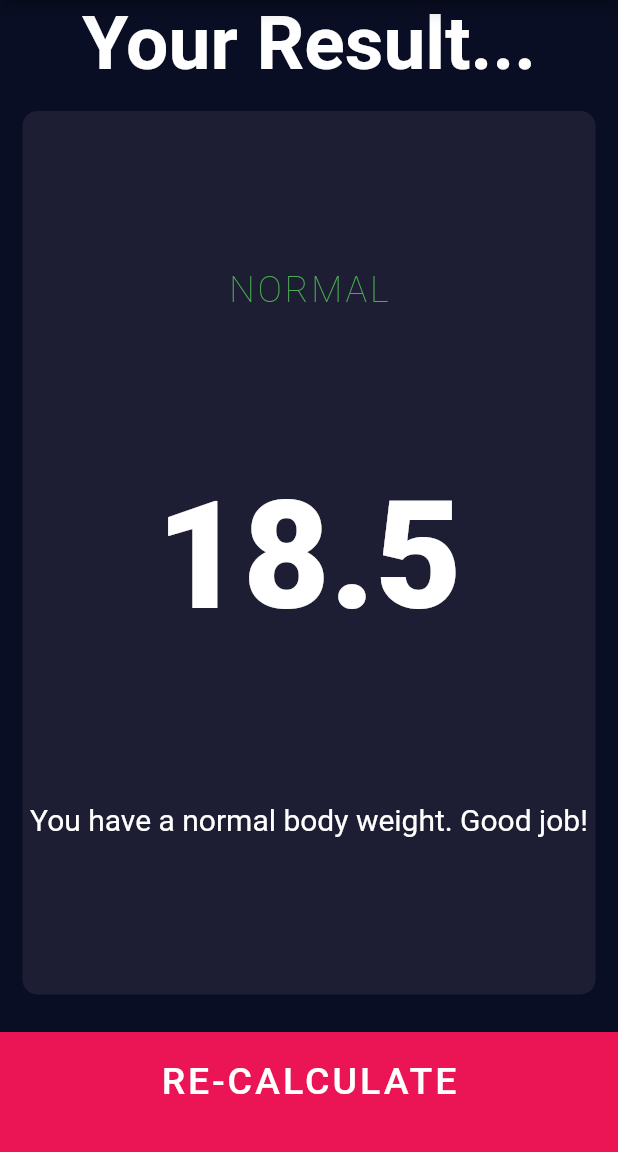
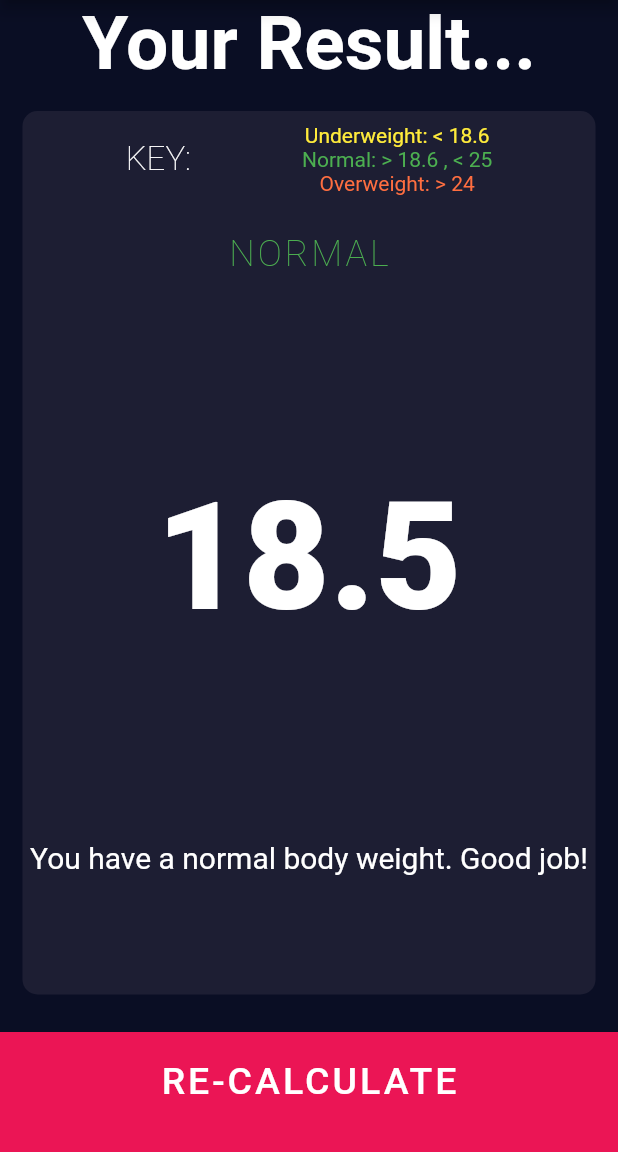
Before and after one commit to nathankruiz3/bmi_calculator, a Flutter app: the screen it shows after launch, after a tap on "CALCULATE", on a phone screen of 412 x 824 dp, the part 84-1236 px from its top. Run offline on Flutter 3.47's test engine with Material 2 defaults, Android fonts, the phone set to English and light mode, and no system bars; our stand-ins replace font_awesome_flutter.

Commit message:
Added a key to the BMIPage, and commented some lines of code to explain my work.

```diff
--- a/lib/screens/bmi_page.dart
+++ b/lib/screens/bmi_page.dart
@@ -1,12 +1,15 @@
+// to use the custom constant values
 import 'package:bmi_calculator/constants.dart';
+// to use the custom bottom button widget
 import '../components/bottom_button.dart';
+// to use the custom card widget
 import 'package:bmi_calculator/components/reusable_card.dart';
 import 'package:flutter/material.dart';
-import 'package:bmi_calculator/calculator_brain.dart';
 
 class BMIPage extends StatelessWidget {
+  // Constructor
   BMIPage({this.bmiResult, this.resultText, this.desc});
-
+  // strings to represent the text on this page, that varies depending on the bmi
   final String bmiResult, resultText, desc;
 
   @override
@@ -31,25 +34,72 @@ class BMIPage extends StatelessWidget {
             textAlign: TextAlign.center,
           ),
           Expanded(
+            // using the custom card as a background
             child: ReusableCard(
               color: kActiveCardColor,
               cardChild: Column(
-                mainAxisAlignment: MainAxisAlignment.spaceEvenly,
                 crossAxisAlignment: CrossAxisAlignment.center,
                 children: <Widget>[
+                  SizedBox(
+                    height: 8,
+                  ),
+                  Row(
+                    mainAxisAlignment: MainAxisAlignment.spaceEvenly,
+                    children: <Widget>[
+                      Text(
+                        'KEY: ',
+                        style: TextStyle(
+                            fontSize: 22, fontWeight: FontWeight.w100),
+                      ),
+                      Column(
+                        children: <Widget>[
+                          Text(
+                            'Underweight: < 18.6',
+                            style: TextStyle(color: Colors.yellow),
+                          ),
+                          Text(
+                            'Normal: > 18.6 , < 25',
+                            style: TextStyle(color: Colors.green),
+                          ),
+                          Text(
+                            'Overweight: > 24',
+                            style: TextStyle(color: Colors.deepOrangeAccent),
+                          ),
+                        ],
+                      ),
+                    ],
+                  ),
+                  // text to represent the resultText ( ex. overweight )
+                  Expanded(
+                    child: Column(
+                      children: <Widget>[
+                        SizedBox(
+                          height: 25,
+                        ),
                         Text(
                           resultText,
                           style: kBMILabel,
+                        ),
+                        SizedBox(
+                          height: 130,
                         ),
                         Text(
                           bmiResult,
                           style: kBMINumberStyle,
                         ),
+                        SizedBox(
+                          height: 130,
+                        ),
+                        // text to represent the description ( ex. your body weight is higher than normal )
                         Text(
                           desc,
                           style: kBMIText,
                           textAlign: TextAlign.center,
                         ),
+                      ],
+                    ),
+                  ),
+                  // text to represent the bmi
                 ],
               ),
             ),
--- a/lib/screens/input_page.dart
+++ b/lib/screens/input_page.dart
@@ -1,14 +1,22 @@
 import 'package:flutter/material.dart';
+// to use custom icons
 import 'package:font_awesome_flutter/font_awesome_flutter.dart';
+// to use the custom card widget
 import '../components/reusable_card.dart';
+// to use the custom icon content widget to fill the card
 import '../components/icon_content.dart';
+// to use the custom round button widget
 import '../components/round_icon_button.dart';
+// to use the bottom button widget
 import '../components/bottom_button.dart';
+// to access our results to send to the bmipage
 import 'package:bmi_calculator/calculator_brain.dart';
+// to use our constants
 import '../constants.dart';
+// to use our BMIPage as our navigator route
 import 'bmi_page.dart';
 
-enum Gender { male, female }
+//enum Gender { male, female }
 
 class InputPage extends StatefulWidget {
   @override
@@ -16,10 +24,15 @@ class InputPage extends StatefulWidget {
 }
 
 class _InputPageState extends State<InputPage> {
+  // to represent if male is selected
   bool maleSelected = false;
+  // to represent if female is selected
   bool femaleSelected = false;
+  // to represent the default height
   int height = 180;
+  // to represent the default weight
   int weight = 60;
+  // to represent the default age
   int age = 21;
 
   @override
@@ -44,6 +57,7 @@ class _InputPageState extends State<InputPage> {
                   Expanded(
                     child: ReusableCard(
                       color:
+                          // to change the color of the card if male is selected
                           maleSelected ? kActiveCardColor : kInactiveCardColor,
                       cardChild: IconContent(
                         icon: FontAwesomeIcons.mars,
```
Also changed, not shown: lib/calculator_brain.dart (+8 -0 lines). Lines whose indentation alone changed are shown as unchanged.
